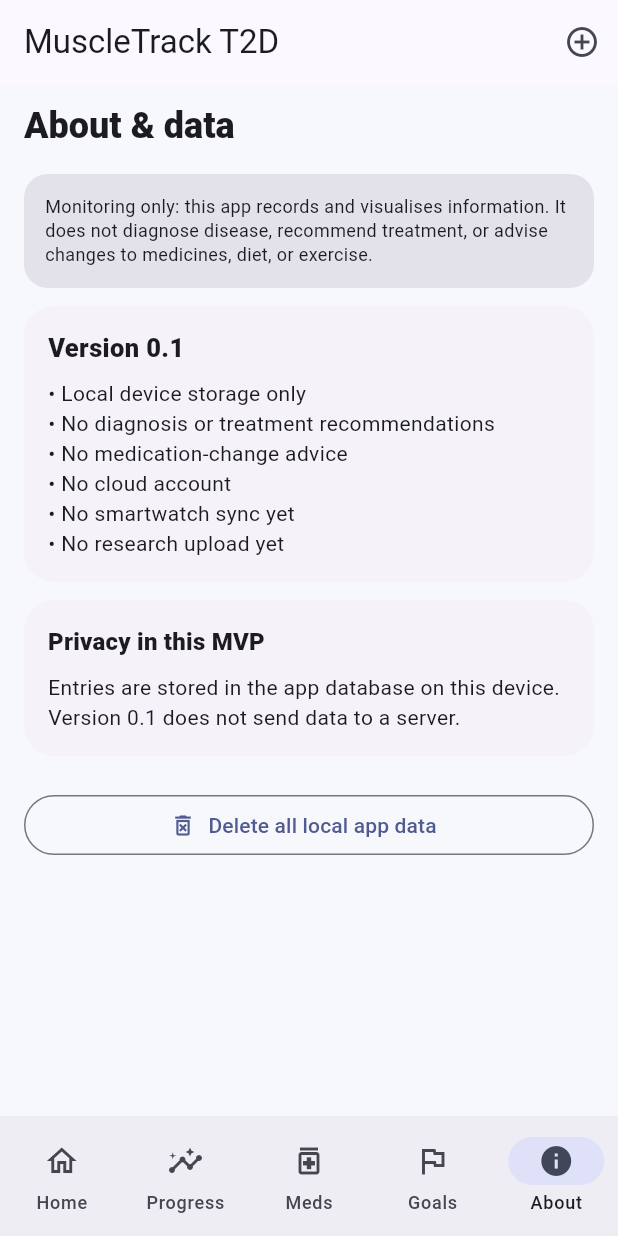
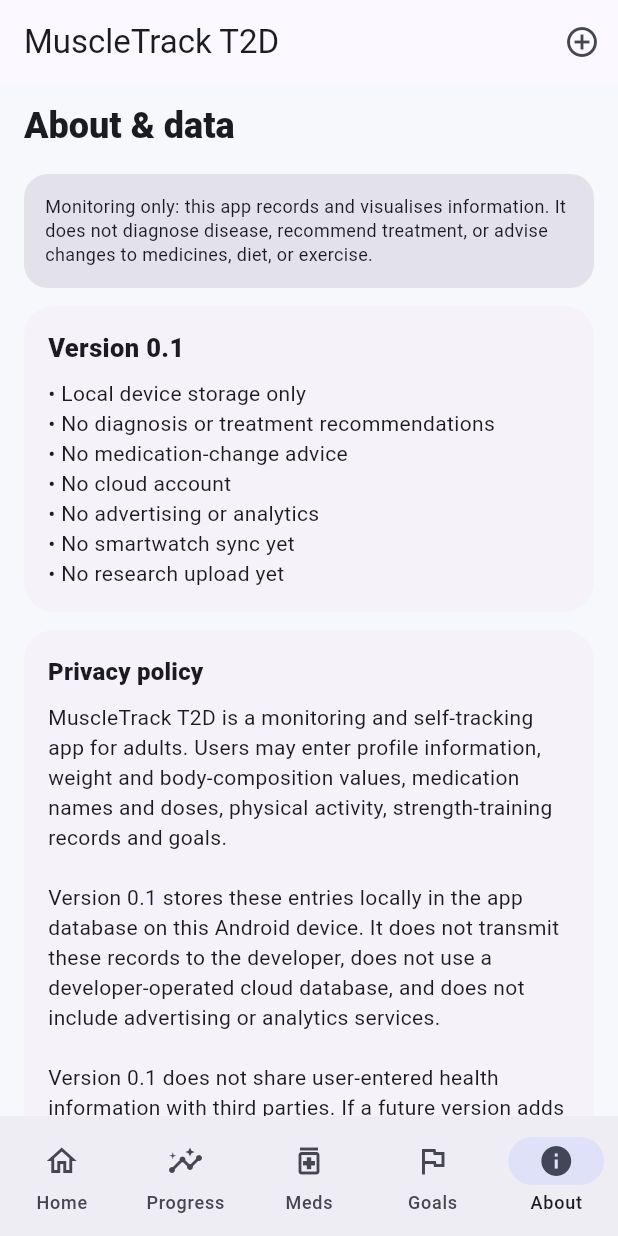
Before and after one commit to amarpalsidhubrar-svg/muscletrack-t2d, a Flutter app: the AppShell screen opened directly with empty values, item 5 of the bottom bar chosen, on a phone screen of 412 x 824 dp. Run offline on Flutter 3.47's test engine with Material 3 defaults, Android fonts, the phone set to English and light mode, and no system bars; our stand-ins replace sqflite; accounts and stored records are empty.

Commit message:
Add in-app privacy policy for Play compliance

```diff
--- a/lib/screens/about_screen.dart
+++ b/lib/screens/about_screen.dart
@@ -16,13 +16,13 @@ class AboutScreen extends StatelessWidget {
         const SizedBox(height: 16),
         const MonitoringNotice(),
         const SizedBox(height: 12),
-        Card(
-          child: const Padding(
+        const Card(
+          child: Padding(
             padding: EdgeInsets.all(16),
             child: Column(crossAxisAlignment: CrossAxisAlignment.start, children: [
               Text('Version 0.1', style: TextStyle(fontWeight: FontWeight.w800, fontSize: 17)),
               SizedBox(height: 8),
-              Text('• Local device storage only\n• No diagnosis or treatment recommendations\n• No medication-change advice\n• No cloud account\n• No smartwatch sync yet\n• No research upload yet'),
+              Text('• Local device storage only\n• No diagnosis or treatment recommendations\n• No medication-change advice\n• No cloud account\n• No advertising or analytics\n• No smartwatch sync yet\n• No research upload yet'),
             ]),
           ),
         ),
@@ -31,9 +31,17 @@ class AboutScreen extends StatelessWidget {
           child: Padding(
             padding: const EdgeInsets.all(16),
             child: Column(crossAxisAlignment: CrossAxisAlignment.start, children: [
-              Text('Privacy in this MVP', style: Theme.of(context).textTheme.titleMedium?.copyWith(fontWeight: FontWeight.w800)),
+              Text('Privacy policy', style: Theme.of(context).textTheme.titleMedium?.copyWith(fontWeight: FontWeight.w800)),
               const SizedBox(height: 8),
-              const Text('Entries are stored in the app database on this device. Version 0.1 does not send data to a server.'),
+              const Text(
+                'MuscleTrack T2D is a monitoring and self-tracking app for adults. Users may enter profile information, weight and body-composition values, medication names and doses, physical activity, strength-training records and goals.\n\n'
+                'Version 0.1 stores these entries locally in the app database on this Android device. It does not transmit these records to the developer, does not use a developer-operated cloud database, and does not include advertising or analytics services.\n\n'
+                'Version 0.1 does not share user-entered health information with third parties. If a future version adds optional cloud sync, Health Connect, research export or another external-data feature, the privacy policy and in-app disclosures will be updated before that feature is released.\n\n'
+                'Users can delete all locally stored app records using the control below. Uninstalling the app also removes app-specific local storage, subject to Android device backup and operating-system behaviour.\n\n'
+                'The app is for monitoring and informational self-tracking only. It does not diagnose, treat, cure or prevent disease, does not prescribe exercise or nutrition, and does not recommend starting, stopping or changing medication. Medical decisions should be made with an appropriately qualified healthcare professional.'
+              ),
+              const SizedBox(height: 10),
+              const Text('Privacy policy effective: 22 August 2026', style: TextStyle(fontWeight: FontWeight.w600)),
             ]),
           ),
         ),
```
